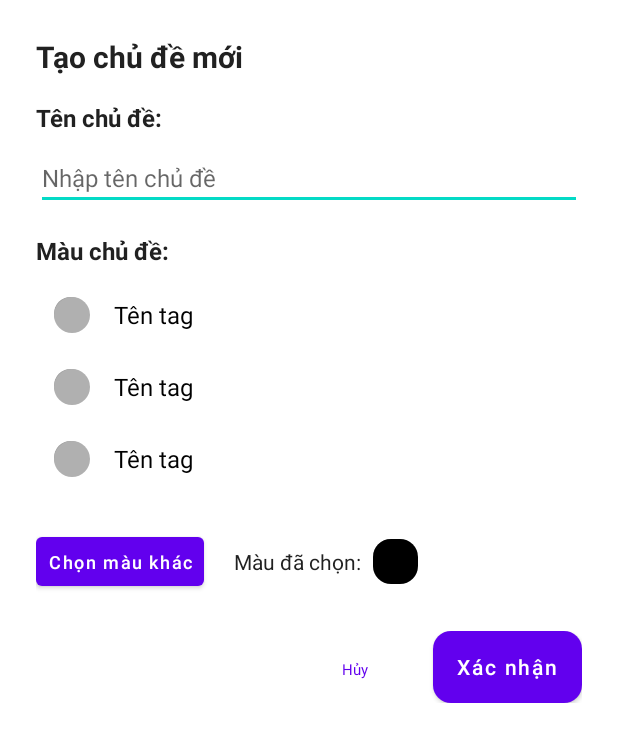
After one commit to Cloudy-111/TODO-LIST, an Android app: the layout dialog_tag_selector.xml on its own in the app's theme, with its tools: preview values and no code run, on a phone screen of 412 x 824 dp. The commit adds this screen. Shown: the top 742 px of the screen. Run offline under Robolectric (Android 15) with nearby library versions, the phone set to English and light mode, and no system bars.

Commit message:
Update pick custom color task

```diff
--- a/android-frontend/app/build.gradle.kts
+++ b/android-frontend/app/build.gradle.kts
@@ -52,4 +52,5 @@ dependencies {
     implementation("com.github.bumptech.glide:glide:4.16.0")
     implementation("com.apachat:swipereveallayout-android:1.1.2")
     annotationProcessor("com.github.bumptech.glide:compiler:4.16.0")
+    implementation("com.github.QuadFlask:colorpicker:0.0.15")
 }
--- a/android-frontend/app/src/main/java/com/example/todolist/adapter/TaskAdapter.java
+++ b/android-frontend/app/src/main/java/com/example/todolist/adapter/TaskAdapter.java
@@ -166,7 +166,7 @@ public class TaskAdapter extends RecyclerView.Adapter<TaskViewHolder> {
         this.itemListener = onClick;
     }
 
-    public void updateData(List<TaskItem> listTaskItem){
+    public void     updateData(List<TaskItem> listTaskItem){
         this.taskList = listTaskItem != null ? listTaskItem : new ArrayList<>();
         notifyDataSetChanged();
     }
--- a/android-frontend/app/src/main/java/com/example/todolist/repository/TaskLogRepository.java
+++ b/android-frontend/app/src/main/java/com/example/todolist/repository/TaskLogRepository.java
@@ -60,7 +60,6 @@ public class TaskLogRepository {
                     result.add(item);
                 }
             }
-            Log.d("TaskLog", result.get(0).toString());
         } catch (IOException | JSONException e) {
             e.printStackTrace();
         }
--- /dev/null
+++ b/android-frontend/app/src/main/res/layout/dialog_tag_selector.xml
@@ -0,0 +1,124 @@
+<?xml version="1.0" encoding="utf-8"?>
+<LinearLayout xmlns:android="http://schemas.android.com/apk/res/android"
+    android:layout_width="match_parent"
+    android:layout_height="wrap_content"
+    xmlns:tools="http://schemas.android.com/tools"
+    android:orientation="vertical"
+    android:padding="24dp">
+
+    <TextView
+        android:layout_width="wrap_content"
+        android:layout_height="wrap_content"
+        android:text="Tạo chủ đề mới"
+        android:textColor="@color/job_text_primary"
+        android:textSize="20sp"
+        android:textStyle="bold"
+        android:layout_marginBottom="16dp" />
+
+    <!-- Tên chủ đề -->
+    <TextView
+        android:layout_width="wrap_content"
+        android:layout_height="wrap_content"
+        android:text="Tên chủ đề:"
+        android:textColor="@color/job_text_primary"
+        android:textSize="16sp"
+        android:textStyle="bold"
+        android:layout_marginBottom="8dp" />
+
+    <EditText
+        android:id="@+id/edit_tag_name"
+        android:layout_width="match_parent"
+        android:layout_height="wrap_content"
+        android:hint="Nhập tên chủ đề"
+        android:textColor="@color/job_text_primary"
+        android:textSize="16sp"
+        android:layout_marginBottom="16dp" />
+
+    <!-- Màu chủ đề -->
+    <TextView
+        android:layout_width="wrap_content"
+        android:layout_height="wrap_content"
+        android:text="Màu chủ đề:"
+        android:textColor="@color/job_text_primary"
+        android:textSize="16sp"
+        android:textStyle="bold"
+        android:layout_marginBottom="8dp" />
+
+    <!-- Màu có sẵn -->
+    <androidx.recyclerview.widget.RecyclerView
+        android:id="@+id/recycler_tag_list"
+        android:layout_width="match_parent"
+        android:layout_height="150dp"
+        android:layout_marginBottom="16dp"
+        tools:listitem="@layout/item_tag"
+        />
+
+    <!-- Màu đã chọn và nút chọn màu khác -->
+    <LinearLayout
+        android:layout_width="match_parent"
+        android:layout_height="wrap_content"
+        android:orientation="horizontal"
+        android:gravity="center_vertical"
+        android:layout_marginBottom="24dp">
+
+        <Button
+            android:id="@+id/btn_pick_custom_color"
+            android:layout_width="wrap_content"
+            android:layout_height="wrap_content"
+            android:minHeight="0dp"
+            android:padding="8dp"
+            android:text="Chọn màu khác"
+            android:textAllCaps="false"
+            android:textSize="12sp" />
+
+        <Space
+            android:layout_width="20dp"
+            android:layout_height="wrap_content"/>
+
+        <TextView
+            android:layout_width="wrap_content"
+            android:layout_height="wrap_content"
+            android:text="Màu đã chọn:"
+            android:textColor="@color/job_text_primary"
+            android:textSize="14sp"
+            android:layout_marginEnd="8dp" />
+
+        <View
+            android:id="@+id/selected_color_preview"
+            android:layout_width="30dp"
+            android:layout_height="30dp"
+            android:background="@drawable/bg_rounded_rec"
+            android:backgroundTint="#000000"
+            android:layout_marginEnd="16dp" />
+
+
+    </LinearLayout>
+
+    <!-- Buttons -->
+    <LinearLayout
+        android:layout_width="match_parent"
+        android:layout_height="wrap_content"
+        android:orientation="horizontal"
+        android:gravity="end">
+
+        <Button
+            android:id="@+id/btn_cancel"
+            style="@style/Widget.Material3.Button.TextButton"
+            android:layout_width="wrap_content"
+            android:layout_height="wrap_content"
+            android:text="Hủy"
+            android:textAllCaps="false"
+            android:layout_marginEnd="8dp" />
+
+        <Button
+            android:id="@+id/btn_confirm"
+            android:layout_width="wrap_content"
+            android:layout_height="wrap_content"
+            android:background="@drawable/background_button_edit"
+            android:text="Xác nhận"
+            android:textAllCaps="false"
+            android:textColor="@color/white" />
+
+    </LinearLayout>
+
+</LinearLayout>
--- /dev/null
+++ b/android-frontend/app/src/main/res/layout/item_tag.xml
@@ -0,0 +1,23 @@
+<?xml version="1.0" encoding="utf-8"?>
+<LinearLayout xmlns:android="http://schemas.android.com/apk/res/android"
+    android:layout_width="match_parent"
+    android:layout_height="wrap_content"
+    android:orientation="horizontal"
+    android:padding="12dp"
+    android:gravity="center_vertical">
+
+    <View
+        android:id="@+id/tag_color_view"
+        android:layout_width="24dp"
+        android:layout_height="24dp"
+        android:layout_marginEnd="16dp"
+        android:background="@drawable/bg_rounded_rec" />
+
+    <TextView
+        android:id="@+id/tag_name"
+        android:layout_width="wrap_content"
+        android:layout_height="wrap_content"
+        android:text="Tên tag"
+        android:textSize="16sp"
+        android:textColor="@color/black" />
+</LinearLayout>
--- a/android-frontend/settings.gradle.kts
+++ b/android-frontend/settings.gradle.kts
@@ -16,7 +16,7 @@ dependencyResolutionManagement {
     repositories {
         google()
         mavenCentral()
-//        maven(url = "https://jitpack.io")
+        maven(url = "https://jitpack.io")
     }
 }
 
```
Also changed, not shown: android-frontend/app/src/main/java/com/example/todolist/activities/AddTaskActivity.java (+183 -58 lines), android-frontend/app/src/main/java/com/example/todolist/adapter/TagAdapter.java (added, +64 -0 lines), android-frontend/app/src/main/java/com/example/todolist/fake/fakeDB.java (+9 -9 lines), android-frontend/app/src/main/java/com/example/todolist/model/Tag.java (+18 -2 lines), android-frontend/app/src/main/java/com/example/todolist/repository/TagRepository.java (+72 -6 lines), android-frontend/app/src/main/java/com/example/todolist/viewHolder/TagViewHolder.java (added, +20 -0 lines), android-frontend/app/src/main/java/com/example/todolist/viewModel/AddTaskViewModel.java (+21 -0 lines), android-frontend/app/src/main/res/layout/activity_add_task.xml (+28 -9 lines).
